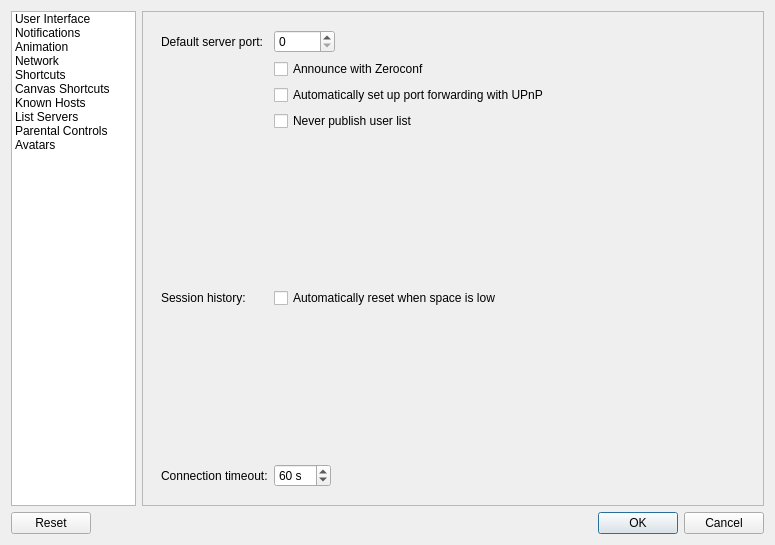
Old version of the form src/desktop/ui/settings.ui in the repository drawpile/Drawpile.
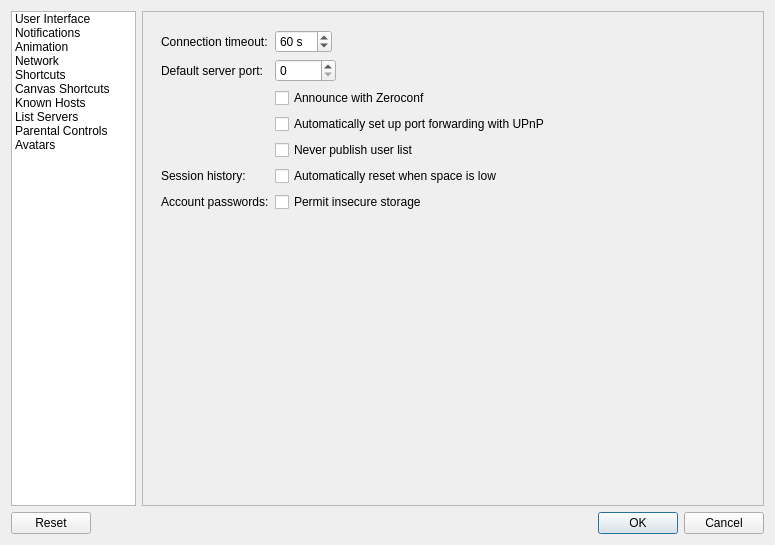
New version of the form. The open tabs and pages were chosen to show the change. Icons and pictures are not drawn. Custom widgets are drawn as their Qt base class.

Commit message: Add option to fall back to insecure password storage

Patch:
```diff
--- a/src/desktop/ui/settings.ui
+++ b/src/desktop/ui/settings.ui
@@ -565,34 +565,13 @@
              <enum>QFormLayout::FieldsStayAtSizeHint</enum>
             </property>
             <item row="0" column="0">
-             <widget class="QLabel" name="label">
-              <property name="text">
-               <string>Default server port:</string>
-              </property>
-             </widget>
-            </item>
-            <item row="0" column="1">
-             <widget class="QSpinBox" name="serverport">
-              <property name="maximum">
-               <number>65536</number>
-              </property>
-             </widget>
-            </item>
-            <item row="5" column="0">
-             <widget class="QLabel" name="label_5">
-              <property name="text">
-               <string>Session history:</string>
-              </property>
-             </widget>
-            </item>
-            <item row="8" column="0">
              <widget class="QLabel" name="label_6">
               <property name="text">
                <string>Connection timeout:</string>
               </property>
              </widget>
             </item>
-            <item row="8" column="1">
+            <item row="0" column="1">
              <widget class="QSpinBox" name="connTimeout">
               <property name="suffix">
                <string> s</string>
@@ -608,52 +587,47 @@
               </property>
              </widget>
             </item>
+            <item row="1" column="0">
+             <widget class="QLabel" name="label">
+              <property name="text">
+               <string>Default server port:</string>
+              </property>
+             </widget>
+            </item>
             <item row="1" column="1">
+             <widget class="QSpinBox" name="serverport">
+              <property name="maximum">
+               <number>65536</number>
+              </property>
+             </widget>
+            </item>
+            <item row="2" column="1">
              <widget class="QCheckBox" name="dnssd">
               <property name="text">
                <string>Announce with Zeroconf</string>
               </property>
              </widget>
             </item>
-            <item row="2" column="1">
+            <item row="3" column="1">
              <widget class="QCheckBox" name="useupnp">
               <property name="text">
                <string>Automatically set up port forwarding with UPnP</string>
               </property>
              </widget>
             </item>
-            <item row="3" column="1">
+            <item row="4" column="1">
              <widget class="QCheckBox" name="privateUserList">
               <property name="text">
                <string>Never publish user list</string>
               </property>
              </widget>
             </item>
-            <item row="4" column="1">
-             <spacer name="verticalSpacer_6">
-              <property name="orientation">
-               <enum>Qt::Vertical</enum>
+            <item row="5" column="0">
+             <widget class="QLabel" name="label_5">
+              <property name="text">
+               <string>Session history:</string>
               </property>
-              <property name="sizeHint" stdset="0">
-               <size>
-                <width>20</width>
-                <height>10</height>
-               </size>
-              </property>
-             </spacer>
-            </item>
-            <item row="7" column="1">
-             <spacer name="verticalSpacer_7">
-              <property name="orientation">
-               <enum>Qt::Vertical</enum>
-              </property>
-              <property name="sizeHint" stdset="0">
-               <size>
-                <width>20</width>
-                <height>10</height>
-               </size>
-              </property>
-             </spacer>
+             </widget>
             </item>
             <item row="5" column="1">
              <widget class="QCheckBox" name="lowspaceAutoreset">
@@ -662,6 +636,20 @@
               </property>
              </widget>
             </item>
+            <item row="6" column="0">
+             <widget class="QLabel" name="label_29">
+              <property name="text">
+               <string>Account passwords:</string>
+              </property>
+             </widget>
+            </item>
+            <item row="6" column="1">
+             <widget class="QCheckBox" name="insecurePasswordStorage">
+              <property name="text">
+               <string>Permit insecure storage</string>
+              </property>
+             </widget>
+            </item>
            </layout>
           </widget>
           <widget class="QWidget" name="stackedWidgetPage4">
```
Left out of the diff: 28 changed lines with no effect on the pictures. The commit also changes 2 other files.
